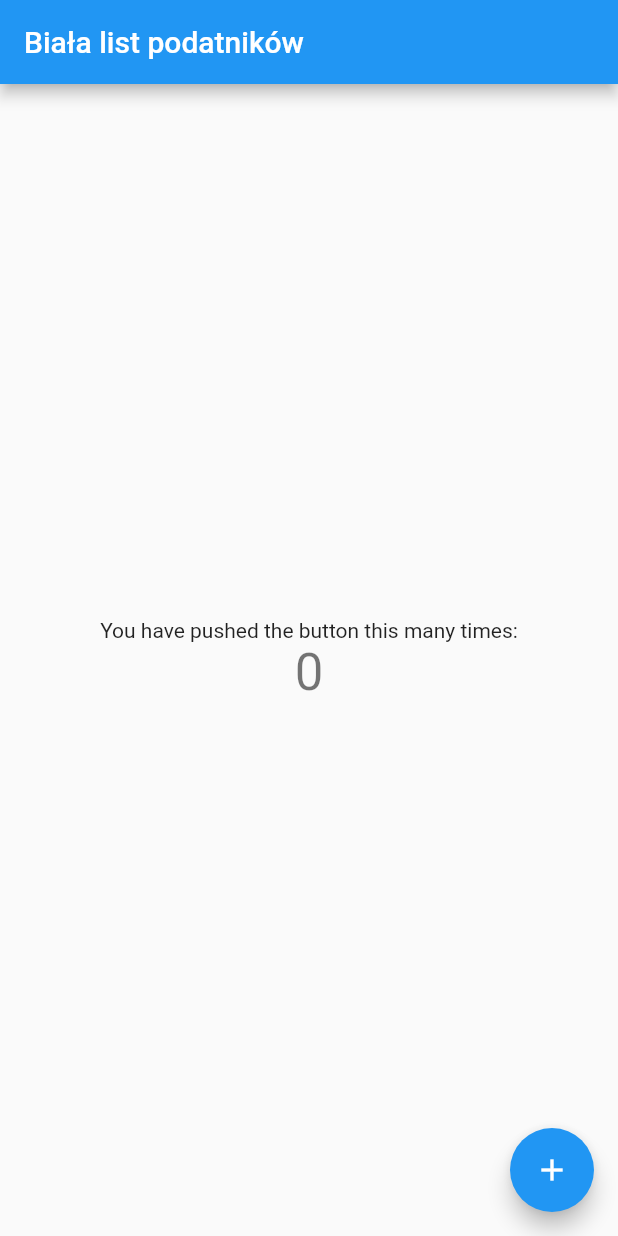
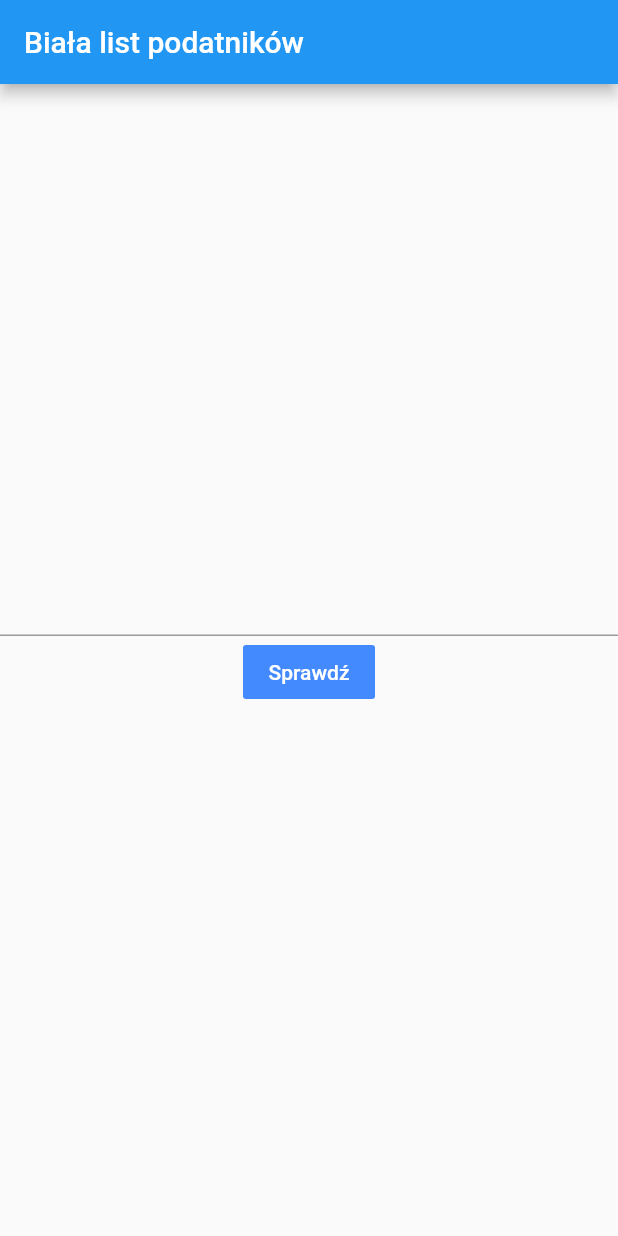
Before and after one commit to damiansikora85/White-List-VAT, a Flutter app: the screen it shows after launch, on a phone screen of 412 x 824 dp. Run offline on Flutter 3.47's test engine with Material 2 defaults, Android fonts, the phone set to English and light mode, and no system bars.

Commit message:
Simple receiving data

```diff
--- a/lib/main.dart
+++ b/lib/main.dart
@@ -1,4 +1,9 @@
+import 'dart:convert';
+
 import 'package:flutter/material.dart';
+import 'package:http/http.dart' as http;
+
+import 'subject.dart';
 
 void main() => runApp(MyApp());
 
@@ -44,18 +49,12 @@ class MyHomePage extends StatefulWidget {
 }
 
 class _MyHomePageState extends State<MyHomePage> {
-  int _counter = 0;
+  final String _serverTest = 'https://wl-test.mf.gov.pl/';
+  final String _serverProd = 'https://wl-api.mf.gov.pl';
 
-  void _incrementCounter() {
-    setState(() {
-      // This call to setState tells the Flutter framework that something has
-      // changed in this State, which causes it to rerun the build method below
-      // so that the display can reflect the updated values. If we changed
-      // _counter without calling setState(), then the build method would not be
-      // called again, and so nothing would appear to happen.
-      _counter++;
-    });
-  }
+  String _foundName = "";
+  String _foundNip = "";
+  final myController = TextEditingController();
 
   @override
   Widget build(BuildContext context) {
@@ -91,21 +90,36 @@ class _MyHomePageState extends State<MyHomePage> {
           // horizontal).
           mainAxisAlignment: MainAxisAlignment.center,
           children: <Widget>[
-            Text(
-              'You have pushed the button this many times:',
+            TextField(
+              controller: myController,
+              keyboardType: TextInputType.number,
             ),
-            Text(
-              '$_counter',
-              style: Theme.of(context).textTheme.display1,
+            FlatButton(
+              color: Colors.blueAccent,
+              textColor: Colors.white,
+              child: Text('Sprawdź'), onPressed: () async {
+                var response = await http.get(_serverProd+'/api/search/nip/'+myController.text+'?date=2019-10-24');
+                if(response.statusCode == 200)
+                {
+
+                  var responseJson = json.decode(response.body);
+                  if(responseJson['result'] != null && responseJson['result']['subject'] != null)
+                  {
+                    var subject = Subject.fromJson(responseJson['result']['subject']);
+
+                    setState(() {
+                    _foundName = subject.name;
+                    _foundNip = subject.nip;
+                    });
+                  }
+                }
+              },
             ),
+            Text(_foundName),
+            Text(_foundNip),
           ],
         ),
       ),
-      floatingActionButton: FloatingActionButton(
-        onPressed: _incrementCounter,
-        tooltip: 'Increment',
-        child: Icon(Icons.add),
-      ), // This trailing comma makes auto-formatting nicer for build methods.
     );
   }
 }
--- /dev/null
+++ b/lib/subject.dart
@@ -0,0 +1,100 @@
+class Subject
+{
+  String name;
+  String nip;
+  String statusVat;
+  String regon;
+  String pesel;
+  String krs;
+  String residenceAddress;
+  String workingAddress;
+  //reprezentatives;
+  //authorizedClerks;
+  //partners;
+  DateTime registrationLegalDate;
+  DateTime registrationDenialDate;
+  String registrationDenialBasis;
+  DateTime restorationDate;
+  String restorationBasis;
+  DateTime removalDate;
+  String removalBasis;
+  List<String> accounts;
+  bool hasVirtualAccounts;
+
+
+  Subject();
+  factory Subject.fromJson(Map<String, Object> json)
+  {
+    var subject = new Subject();
+    if(json['name'] != null)
+    {
+      subject.name = json['name'];
+    }
+    if(json['nip'] != null)
+    {
+      subject.nip = json['nip'];
+    }
+    if(json['statusVat'] != null)
+    {
+      subject.statusVat = json['statusVat'];
+    }
+    if(json['krs'] != null)
+    {
+      subject.krs = json['krs'];
+    }
+    if(json['regon'] != null)
+    {
+      subject.regon = json['regon'];
+    }
+    if(json['pesel'] != null)
+    {
+      subject.pesel = json['pesel'];
+    }
+    if(json['residenceAddress'] != null)
+    {
+      subject.residenceAddress = json['residenceAddress'];
+    }
+    if(json['workingAddress'] != null)
+    {
+      subject.workingAddress = json['workingAddress'];
+    }
+    if(json['registrationLegalDate'] != null)
+    {
+      subject.registrationLegalDate = DateTime.parse(json['registrationLegalDate']);
+    }
+    if(json['registrationDenialDate'] != null)
+    {
+      subject.registrationDenialDate = DateTime.parse(json['registrationDenialDate']);
+    }
+    if(json['registrationDenialBasis'] != null)
+    {
+      subject.registrationDenialBasis = json['registrationDenialBasis'];
+    }
+    if(json['restorationDate'] != null)
+    {
+      subject.restorationDate = DateTime.parse(json['restorationDate']);
+    }
+    if(json['restorationBasis'] != null)
+    {
+      subject.restorationBasis = json['restorationBasis'];
+    }
+    if(json['removalDate'] != null)
+    {
+      subject.removalDate = DateTime.parse(json['removalDate']);
+    }
+    if(json['removalBasis'] != null)
+    {
+      subject.removalBasis = json['removalBasis'];
+    }
+    if(json['hasVirtualAccounts'] != null)
+    {
+      subject.hasVirtualAccounts = json['hasVirtualAccounts'];
+    }
+    if(json['accountNumbers'] != null)
+    {
+
+    }
+
+    return subject;
+  }
+}
--- a/pubspec.yaml
+++ b/pubspec.yaml
@@ -19,6 +19,7 @@ environment:
 dependencies:
   flutter:
     sdk: flutter
+  http: ^0.12.0+2
 
   # The following adds the Cupertino Icons font to your application.
   # Use with the CupertinoIcons class for iOS style icons.
```
Also changed, not shown: pubspec.lock, 1 other file.
